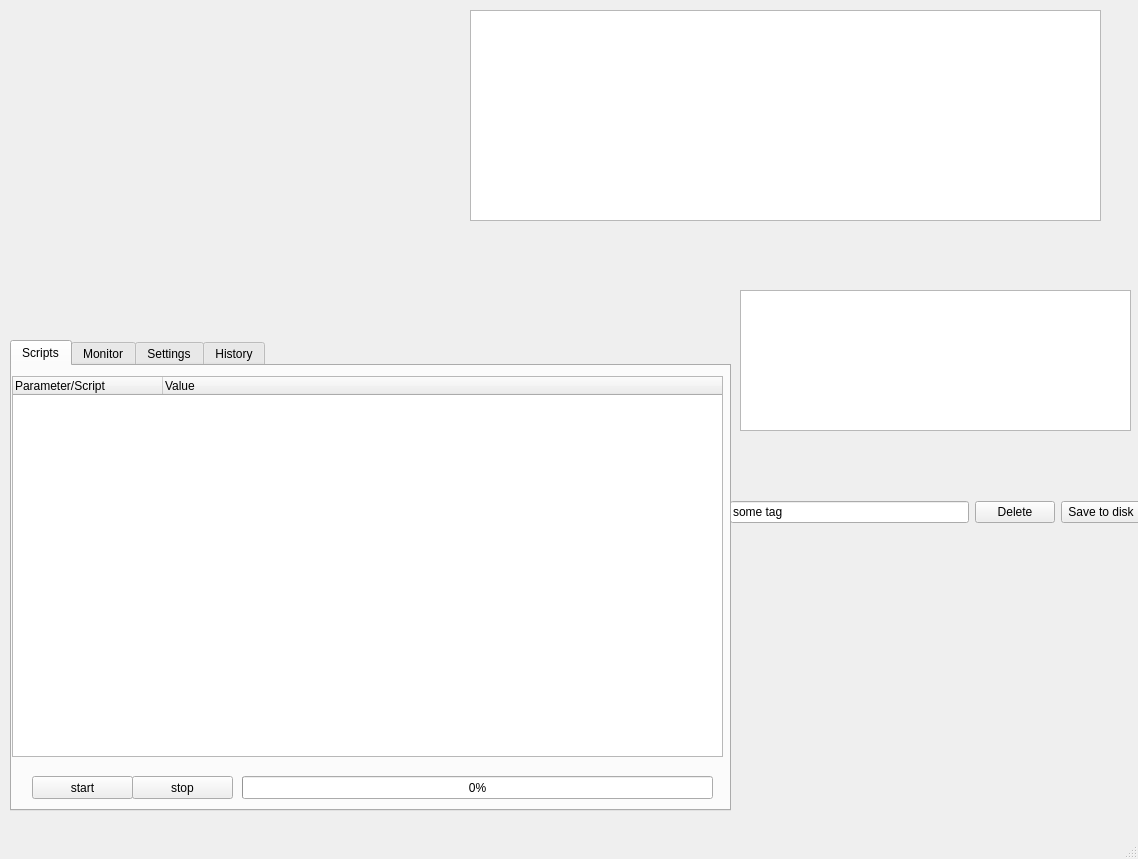
This is qt_creator_gui/zi_control.ui in LISE-B26/pylabcontrol as Qt 5 draws it before an edit. The edited form follows.
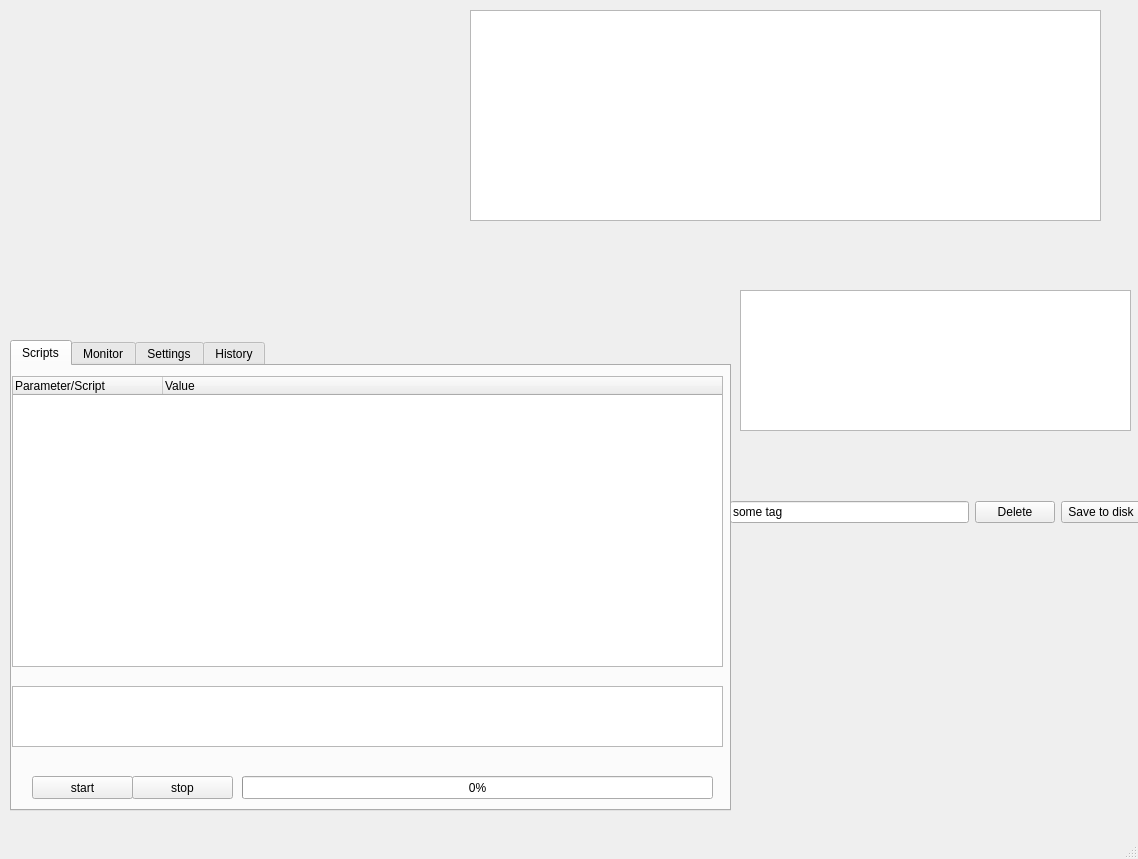
This is the edited form. Custom widgets are drawn as their Qt base class.

Commit message: JG: added test unit for Instrument class ================================= Instrument class as agreed on by Jan | Arthur | Aaron =================================

What changed in the file:
```diff
--- a/qt_creator_gui/zi_control.ui
+++ b/qt_creator_gui/zi_control.ui
@@ -91,7 +91,7 @@
         <x>0</x>
         <y>10</y>
         <width>711</width>
-        <height>381</height>
+        <height>291</height>
        </rect>
       </property>
       <property name="sizePolicy">
@@ -162,6 +162,22 @@
        <string>start</string>
       </property>
      </widget>
+     <widget class="QListView" name="list_scripts">
+      <property name="geometry">
+       <rect>
+        <x>0</x>
+        <y>320</y>
+        <width>711</width>
+        <height>61</height>
+       </rect>
+      </property>
+      <property name="selectionMode">
+       <enum>QAbstractItemView::MultiSelection</enum>
+      </property>
+      <property name="modelColumn">
+       <number>0</number>
+      </property>
+     </widget>
     </widget>
     <widget class="QWidget" name="tab_monitor">
      <attribute name="title">
```
The commit also changes 7 other files.
